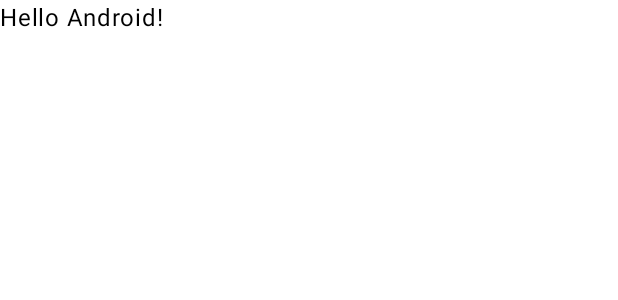
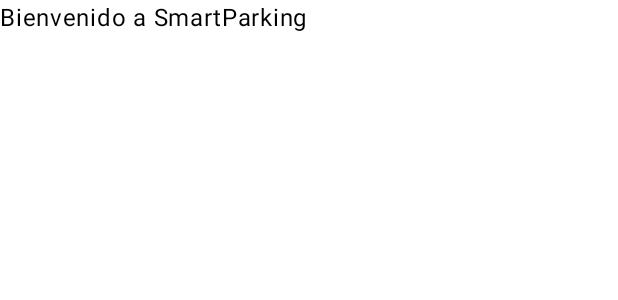
Before and after one commit to sebdev16/Parking-AI-mobile, an Android app built with Jetpack Compose: the @Preview function GreetingPreview, on a phone screen of 412 x 824 dp. Shown: the top 300 px of the screen. Run offline under Robolectric (Android 15) with nearby library versions, the phone set to English and light mode, and no system bars.

Commit message:
hello SmartParking

```diff
--- a/app/src/main/java/com/example/parkingai/MainActivity.kt
+++ b/app/src/main/java/com/example/parkingai/MainActivity.kt
@@ -33,7 +33,7 @@ class MainActivity : ComponentActivity() {
 @Composable
 fun Greeting(name: String, modifier: Modifier = Modifier) {
     Text(
-        text = "Hello $name!",
+        text = "Bienvenido a SmartParking",
         modifier = modifier
     )
 }
```
